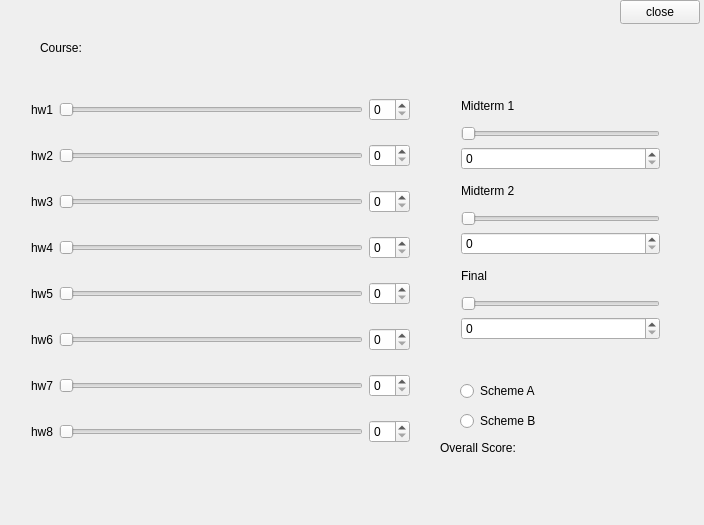
This is gradebook.ui in amyfei2015/Pic10c_hw2 as Qt 5 draws it before an edit. The edited form follows.
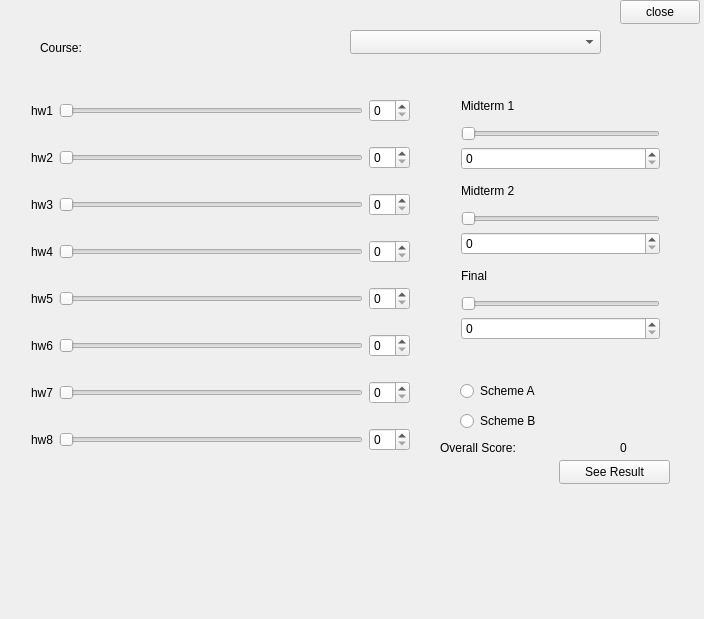
This is the edited form.

Patch:
```diff
--- a/gradebook.ui
+++ b/gradebook.ui
@@ -7,7 +7,7 @@
     <x>0</x>
     <y>0</y>
     <width>704</width>
-    <height>525</height>
+    <height>619</height>
    </rect>
   </property>
   <property name="windowTitle">
@@ -79,7 +79,7 @@
      <string>Scheme B</string>
     </property>
    </widget>
-   <widget class="QWidget" name="">
+   <widget class="QWidget" name="layoutWidget">
     <property name="geometry">
      <rect>
       <x>450</x>
@@ -142,13 +142,13 @@
      </item>
     </layout>
    </widget>
-   <widget class="QWidget" name="">
+   <widget class="QWidget" name="layoutWidget">
     <property name="geometry">
      <rect>
       <x>20</x>
       <y>70</y>
       <width>401</width>
-      <height>401</height>
+      <height>411</height>
      </rect>
     </property>
     <layout class="QVBoxLayout" name="verticalLayout">
@@ -342,6 +342,42 @@
      </item>
     </layout>
    </widget>
+   <widget class="QComboBox" name="comboBox">
+    <property name="geometry">
+     <rect>
+      <x>350</x>
+      <y>30</y>
+      <width>251</width>
+      <height>24</height>
+     </rect>
+    </property>
+   </widget>
+   <widget class="QPushButton" name="pushButton_2">
+    <property name="geometry">
+     <rect>
+      <x>559</x>
+      <y>460</y>
+      <width>111</width>
+      <height>24</height>
+     </rect>
+    </property>
+    <property name="text">
+     <string>See Result</string>
+    </property>
+   </widget>
+   <widget class="QLabel" name="label_13">
+    <property name="geometry">
+     <rect>
+      <x>620</x>
+      <y>440</y>
+      <width>60</width>
+      <height>16</height>
+     </rect>
+    </property>
+    <property name="text">
+     <string>0</string>
+    </property>
+   </widget>
   </widget>
   <widget class="QMenuBar" name="menuBar">
    <property name="geometry">
```
Left out of the diff: 32 changed lines with no effect on the pictures.
